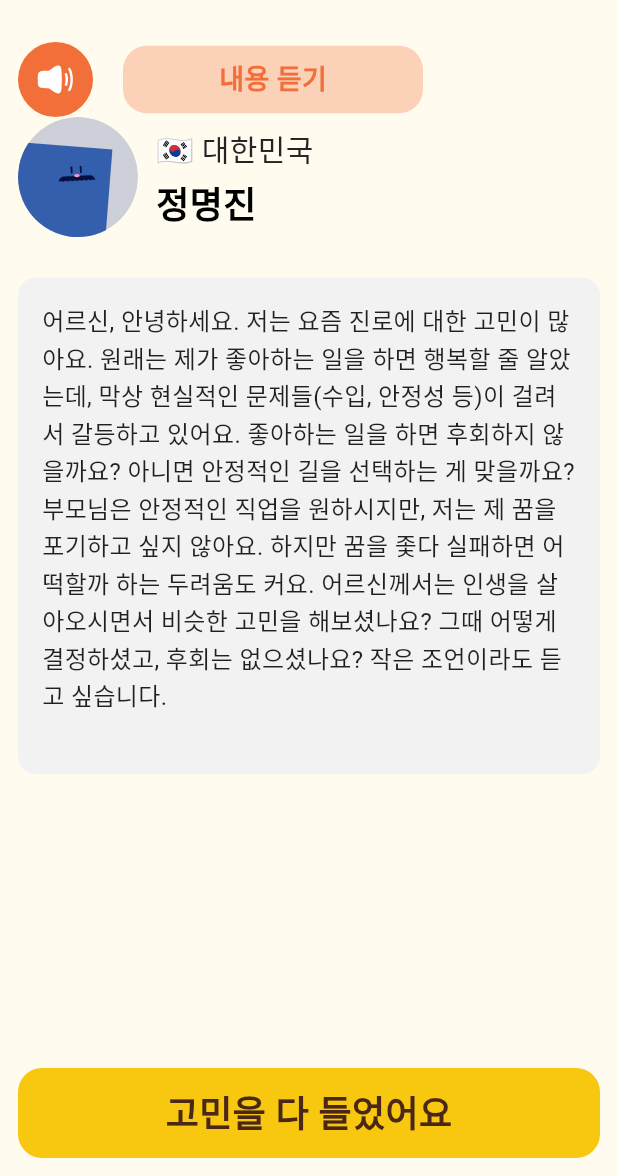
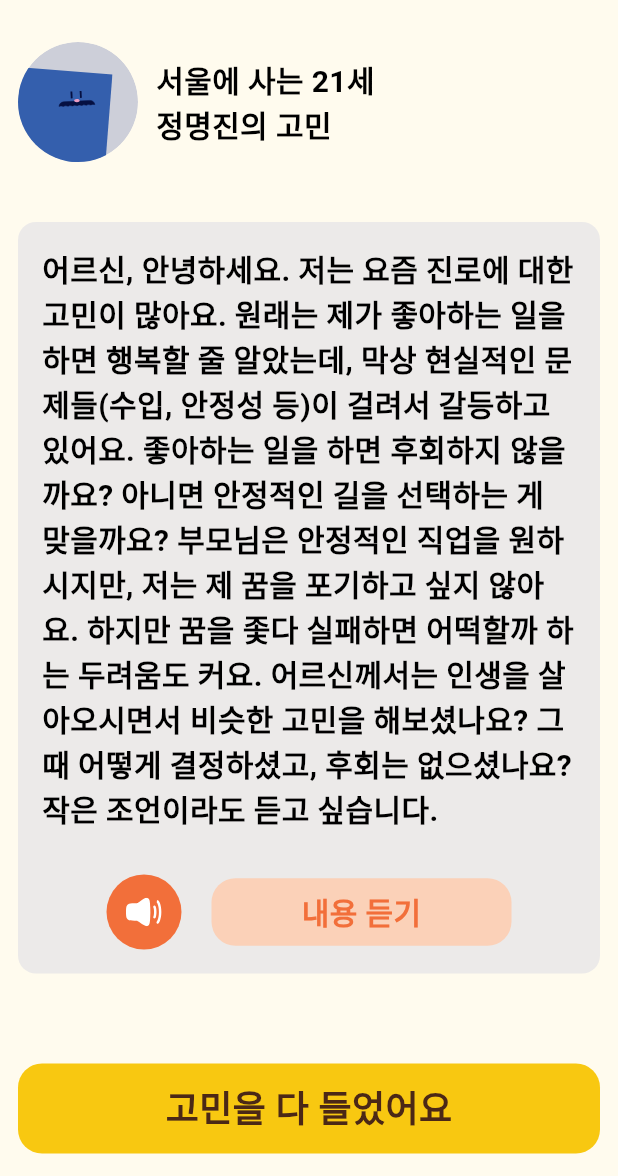
Before and after one commit to gdsc-ssu/gdgoc-weve-client, a Flutter app: the SeniorWorryDetailScreen screen opened directly, on a phone screen of 412 x 824 dp, the part 60-1236 px from its top. Run offline on Flutter 3.47's test engine with Material 3 defaults, Android fonts, the phone set to English and light mode, and no system bars; our stand-ins replace audioplayers, flutter_riverpod, flutter_svg, fluttertoast, lottie, permission_handler and 1 more; Roboto replaces fonts that are missing (Pretendard).

Commit message:
feat: 고민상세 페이지 퍼블리싱

```diff
--- a/lib/commons/widgets/senior/button/view/soundplayer_button.dart
+++ b/lib/commons/widgets/senior/button/view/soundplayer_button.dart
@@ -45,6 +45,8 @@ class _SoundPlayerButtonState extends State<SoundPlayerButton> {
     return GestureDetector(
       onTap: _togglePlay,
       child: Row(
+        mainAxisSize: MainAxisSize.min,
+        mainAxisAlignment: MainAxisAlignment.center,
         children: [
           Container(
             width: 50,
@@ -68,7 +70,7 @@ class _SoundPlayerButtonState extends State<SoundPlayerButton> {
             ),
             alignment: Alignment.center,
             child: Text(widget.text,
-                style: WeveText.semiHeader4(color: WeveColor.main.orange1)),
+                style: WeveText.header4(color: WeveColor.main.orange1)),
           )
         ],
       ),
--- a/lib/commons/widgets/senior/header/view/JuniorWorryProfileHeader.dart
+++ /dev/null
@@ -1,48 +0,0 @@
-import 'package:flutter/material.dart';
-import 'package:weve_client/core/constants/colors.dart';
-import 'package:weve_client/core/constants/custom_svg_image.dart';
-import 'package:weve_client/core/constants/fonts.dart';
-
-class JuniorWorryProfileheader extends StatelessWidget {
-  final String gov;
-  final String govIcon;
-  final String name;
-  final String avatarImage;
-
-  const JuniorWorryProfileheader({
-    super.key,
-    required this.gov,
-    required this.govIcon,
-    required this.name,
-    required this.avatarImage,
-  });
-
-  @override
-  Widget build(BuildContext context) {
-    return Row(
-      crossAxisAlignment: CrossAxisAlignment.center,
-      children: [
-        SizedBox(
-          width: 80,
-          height: 80,
-          child: CustomSvgImages.getSvgImage(avatarImage),
-        ),
-        const SizedBox(width: 12),
-        Column(
-          crossAxisAlignment: CrossAxisAlignment.start,
-          children: [
-            Text(
-              "$govIcon $gov", //  🇰🇷 대한민국
-              style: WeveText.body1(color: WeveColor.gray.gray2),
-            ),
-            const SizedBox(height: 4),
-            Text(
-              name,
-              style: WeveText.header3(color: WeveColor.gray.gray1),
-            ),
-          ],
-        ),
-      ],
-    );
-  }
-}
--- a/lib/features/senior/presentation/views/worries/senior_worry_detail.dart
+++ b/lib/features/senior/presentation/views/worries/senior_worry_detail.dart
@@ -5,10 +5,10 @@ import 'package:weve_client/commons/widgets/header/view/header_widget.dart';
 import 'package:weve_client/commons/widgets/header/viewmodel/header_viewmodel.dart';
 import 'package:weve_client/commons/widgets/senior/button/view/button.dart';
 import 'package:weve_client/commons/widgets/senior/button/view/soundplayer_button.dart';
-import 'package:weve_client/commons/widgets/senior/header/view/JuniorWorryProfileHeader.dart';
+import 'package:weve_client/commons/widgets/senior/header/view/profile_header.dart';
 import 'package:weve_client/core/constants/colors.dart';
 import 'package:weve_client/core/constants/custom_svg_image.dart';
-import 'package:weve_client/core/localization/app_localizations.dart';
+import 'package:weve_client/core/constants/fonts.dart';
 
 class SeniorWorryDetailScreen extends ConsumerStatefulWidget {
   const SeniorWorryDetailScreen({super.key});
@@ -43,32 +43,42 @@ class _SeniorWorryDetailScreenState
               padding: const EdgeInsets.all(12),
               child: Column(
                 children: [
-                  const SoundPlayerButton(audioUrl: "", text: "내용 듣기"),
-                  const JuniorWorryProfileheader(
-                    gov: "대한민국",
-                    govIcon: "🇰🇷",
+                  ProfileHeader(
+                      gov: "서울",
+                      age: 21,
                       name: "정명진",
-                    avatarImage: CustomSvgImages.profileBlue,
+                      avatarImage: CustomSvgImages.profileBlue),
+                  SizedBox(
+                    height: 40,
                   ),
-                  const SizedBox(height: 27),
                   Container(
                       padding: const EdgeInsets.all(16),
                       decoration: BoxDecoration(
-                      color: const Color(0xFFF2F2F2),
+                        color: WeveColor.bg.bg2,
                         borderRadius: BorderRadius.circular(12),
                       ),
-                    child: const Text(
+                      child: Column(
+                        mainAxisAlignment: MainAxisAlignment.center,
+                        crossAxisAlignment: CrossAxisAlignment.center,
+                        children: [
+                          Text(
                             '''
 어르신, 안녕하세요. 저는 요즘 진로에 대한 고민이 많아요. 원래는 제가 좋아하는 일을 하면 행복할 줄 알았는데, 막상 현실적인 문제들(수입, 안정성 등)이 걸려서 갈등하고 있어요. 좋아하는 일을 하면 후회하지 않을까요? 아니면 안정적인 길을 선택하는 게 맞을까요? 부모님은 안정적인 직업을 원하시지만, 저는 제 꿈을 포기하고 싶지 않아요. 하지만 꿈을 좇다 실패하면 어떡할까 하는 두려움도 커요. 어르신께서는 인생을 살아오시면서 비슷한 고민을 해보셨나요? 그때 어떻게 결정하셨고, 후회는 없으셨나요? 작은 조언이라도 듣고 싶습니다.
                       ''',
-                      style: TextStyle(
-                        fontSize: 16,
-                        color: Colors.black87,
-                        height: 1.5,
+                            style:
+                                WeveText.header4(color: WeveColor.gray.gray1),
                           ),
+                          Center(
+                            child: SoundPlayerButton(
+                              audioUrl: "",
+                              text: "내용 듣기",
                             ),
+                          )
+                        ],
+                      )),
+                  SizedBox(
+                    height: 60,
                   ),
-                  const Spacer(),
                   SeniorButton(
                     text: "고민을 다 들었어요",
                     backgroundColor: WeveColor.main.yellow1_100,
```
Lines whose indentation alone changed are shown as unchanged.
